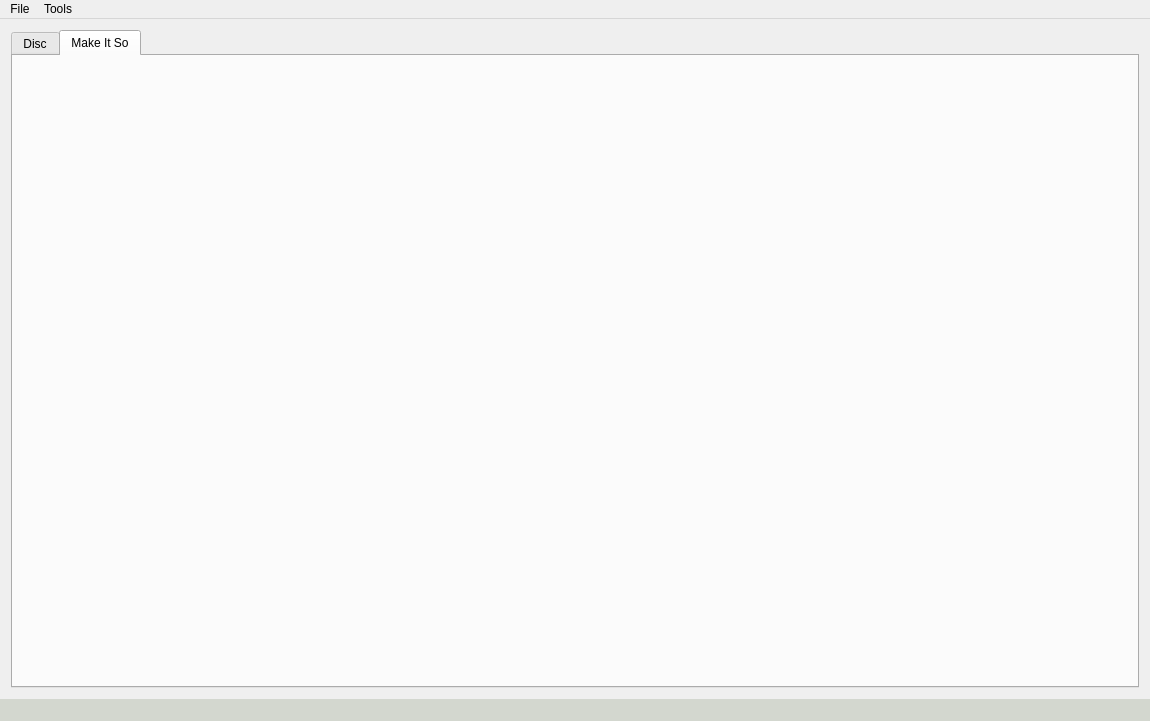
Above: mainwindow.ui from dwprice56/QtHEP before the change. Below: the same form after it.
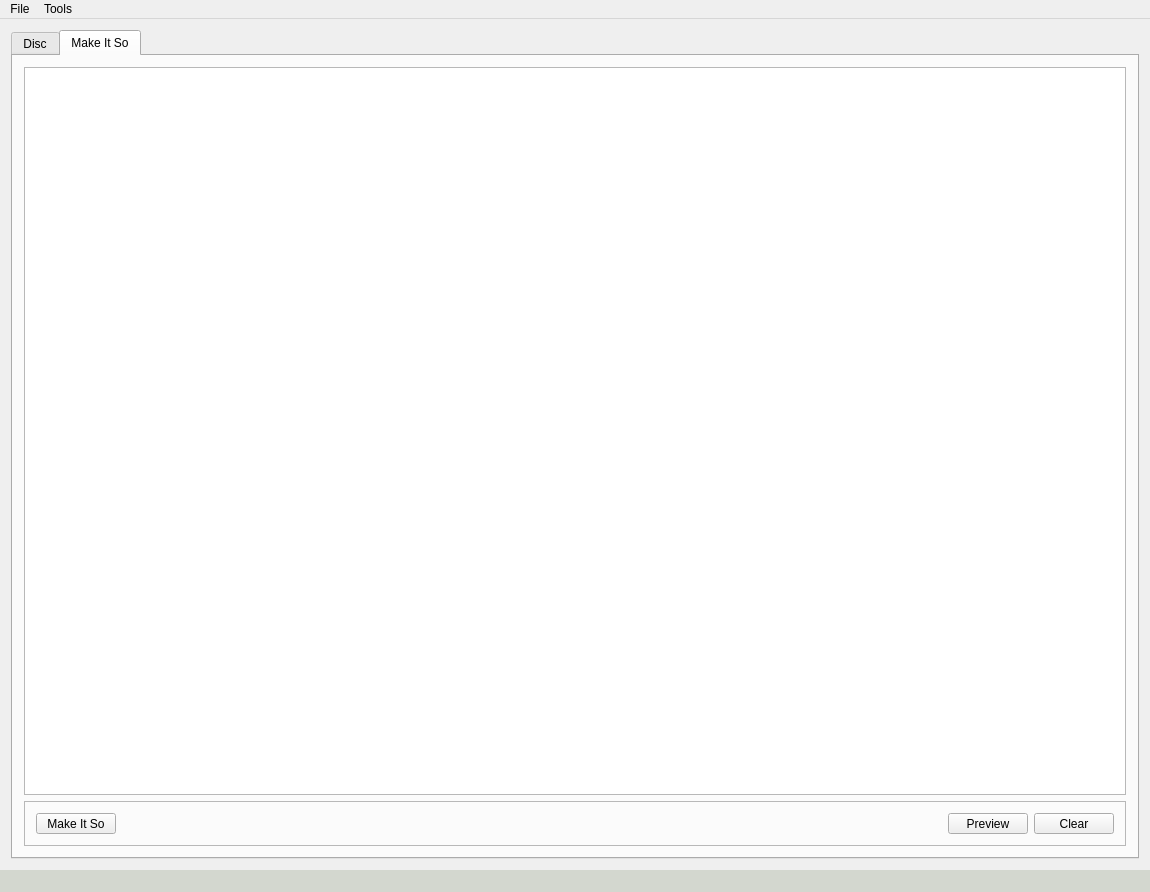
That is the form after the change. The open tabs and pages were chosen to show the change. Icons and pictures are not drawn.

Patch:
```diff
--- a/mainwindow.ui
+++ b/mainwindow.ui
@@ -7,9 +7,15 @@
     <x>0</x>
     <y>0</y>
     <width>1150</width>
-    <height>721</height>
+    <height>892</height>
    </rect>
   </property>
+  <property name="sizePolicy">
+   <sizepolicy hsizetype="Preferred" vsizetype="Fixed">
+    <horstretch>0</horstretch>
+    <verstretch>0</verstretch>
+   </sizepolicy>
+  </property>
   <property name="windowTitle">
    <string>QtHEP</string>
   </property>
@@ -3502,6 +3508,143 @@
        <attribute name="title">
         <string>Make It So</string>
        </attribute>
+       <layout class="QGridLayout" name="gridLayout_17">
+        <item row="0" column="0">
+         <widget class="QTextBrowser" name="textBrowser_MakeItSo_Results">
+          <property name="html">
+           <string>&lt;!DOCTYPE HTML PUBLIC &quot;-//W3C//DTD HTML 4.0//EN&quot; &quot;http://www.w3.org/TR/REC-html40/strict.dtd&quot;&gt;
+&lt;html&gt;&lt;head&gt;&lt;meta name=&quot;qrichtext&quot; content=&quot;1&quot; /&gt;&lt;style type=&quot;text/css&quot;&gt;
+p, li { white-space: pre-wrap; }
+&lt;/style&gt;&lt;/head&gt;&lt;body style=&quot; font-family:'Noto Sans'; font-size:9pt; font-weight:400; font-style:normal;&quot;&gt;
+&lt;p style=&quot; margin-top:0px; margin-bottom:0px; margin-left:0px; margin-right:0px; -qt-block-indent:0; text-indent:0px;&quot;&gt;&lt;br /&gt;&lt;/p&gt;&lt;/body&gt;&lt;/html&gt;</string>
+          </property>
+          <property name="tabStopWidth">
+           <number>82</number>
+          </property>
+          <property name="openLinks">
+           <bool>false</bool>
+          </property>
+         </widget>
+        </item>
+        <item row="1" column="0">
+         <widget class="QStackedWidget" name="stackedWidget_MakeItSo">
+          <property name="maximumSize">
+           <size>
+            <width>16777215</width>
+            <height>45</height>
+           </size>
+          </property>
+          <property name="frameShape">
+           <enum>QFrame::StyledPanel</enum>
+          </property>
+          <property name="currentIndex">
+           <number>0</number>
+          </property>
+          <widget class="QWidget" name="page_Default">
+           <layout class="QHBoxLayout" name="horizontalLayout_9">
+            <item>
+             <widget class="QPushButton" name="pushButton_MakeItSo_Run">
+              <property name="sizePolicy">
+               <sizepolicy hsizetype="Fixed" vsizetype="Fixed">
+                <horstretch>0</horstretch>
+                <verstretch>0</verstretch>
+               </sizepolicy>
+              </property>
+              <property name="toolTip">
+               <string>Run HandBrake to transcode the video.</string>
+              </property>
+              <property name="text">
+               <string>Make It So</string>
+              </property>
+             </widget>
+            </item>
+            <item>
+             <spacer name="horizontalSpacer_12">
+              <property name="orientation">
+               <enum>Qt::Horizontal</enum>
+              </property>
+              <property name="sizeHint" stdset="0">
+               <size>
+                <width>829</width>
+                <height>20</height>
+               </size>
+              </property>
+             </spacer>
+            </item>
+            <item>
+             <widget class="QPushButton" name="pushButton_MakeItSo_Preview">
+              <property name="sizePolicy">
+               <sizepolicy hsizetype="Fixed" vsizetype="Fixed">
+                <horstretch>0</horstretch>
+                <verstretch>0</verstretch>
+               </sizepolicy>
+              </property>
+              <property name="toolTip">
+               <string>Preview the commands before running HandBrake.</string>
+              </property>
+              <property name="text">
+               <string>Preview</string>
+              </property>
+             </widget>
+            </item>
+            <item>
+             <widget class="QPushButton" name="pushButton_MakeItSo_Clear">
+              <property name="sizePolicy">
+               <sizepolicy hsizetype="Fixed" vsizetype="Fixed">
+                <horstretch>0</horstretch>
+                <verstretch>0</verstretch>
+               </sizepolicy>
+              </property>
+              <property name="toolTip">
+               <string>Clear the results of the preview or previous Run.</string>
+              </property>
+              <property name="text">
+               <string>Clear</string>
+              </property>
+             </widget>
+            </item>
+           </layout>
+          </widget>
+          <widget class="QWidget" name="page_Running">
+           <layout class="QHBoxLayout" name="horizontalLayout_11">
+            <item>
+             <widget class="QPushButton" name="pushButton_MakeItSo_Stop">
+              <property name="sizePolicy">
+               <sizepolicy hsizetype="Fixed" vsizetype="Fixed">
+                <horstretch>0</horstretch>
+                <verstretch>0</verstretch>
+               </sizepolicy>
+              </property>
+              <property name="toolTip">
+               <string>Stop transcoding.</string>
+              </property>
+              <property name="text">
+               <string> Cancel</string>
+              </property>
+              <property name="icon">
+               <iconset>
+                <normaloff>images/cancel_16.png</normaloff>images/cancel_16.png</iconset>
+              </property>
+             </widget>
+            </item>
+            <item>
+             <widget class="QProgressBar" name="progressBar_MakeItSo_EyeCandy">
+              <property name="maximum">
+               <number>0</number>
+              </property>
+              <property name="value">
+               <number>0</number>
+              </property>
+              <property name="textVisible">
+               <bool>false</bool>
+              </property>
+             </widget>
+            </item>
+           </layout>
+          </widget>
+         </widget>
+        </item>
+       </layout>
       </widget>
      </widget>
     </item>
```
Left out of the diff: 8 changed lines with no effect on the pictures.
